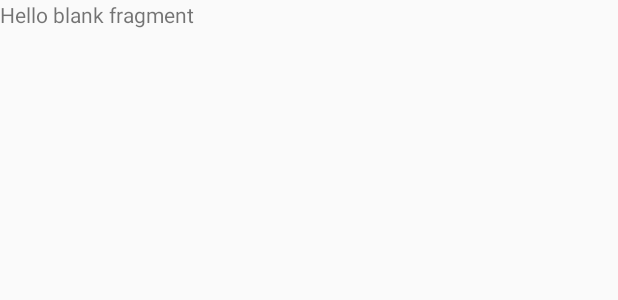
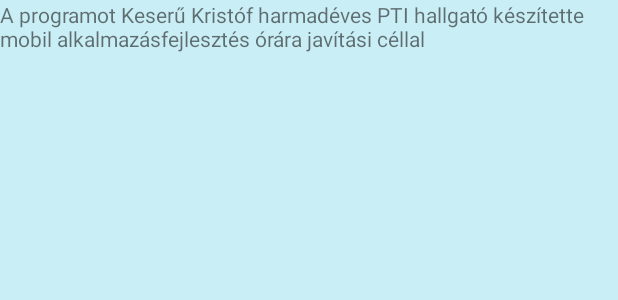
Before and after one commit to keserukristof/FinalProjectKotlin, an Android app: the layout fragment_about_me.xml on its own in the app's theme, with its tools: preview values and no code run, on a phone screen of 412 x 824 dp. Shown: the top 300 px of the screen. Run offline under Robolectric (Android 15) with nearby library versions, the phone set to English and light mode, and no system bars.

Commit message:
fragment kreálás

```diff
--- a/app/src/main/res/layout/fragment_about_me.xml
+++ b/app/src/main/res/layout/fragment_about_me.xml
@@ -7,8 +7,10 @@
 
     <!-- TODO: Update blank fragment layout -->
     <TextView
+        android:id="@+id/text_about_me"
         android:layout_width="match_parent"
         android:layout_height="match_parent"
-        android:text="@string/hello_blank_fragment" />
+        android:background="#CAEEF5"
+        android:text="@string/text_about_me" />
 
 </FrameLayout>
--- a/app/src/main/res/layout/fragment_hope_you_like_it.xml
+++ b/app/src/main/res/layout/fragment_hope_you_like_it.xml
@@ -7,8 +7,9 @@
 
     <!-- TODO: Update blank fragment layout -->
     <TextView
+        android:id="@+id/text_hope_you_like_it"
         android:layout_width="match_parent"
         android:layout_height="match_parent"
-        android:text="@string/hello_blank_fragment" />
+        android:text="@string/text_hope_you_like_it" />
 
 </FrameLayout>
--- a/app/src/main/res/values/strings.xml
+++ b/app/src/main/res/values/strings.xml
@@ -6,4 +6,6 @@
     <!-- TODO: Remove or change this placeholder text -->
     <string name="hello_blank_fragment">Hello blank fragment</string>
     <string name="text_button_about_me">A készítőről</string>
+    <string name="text_about_me">A programot Keserű Kristóf harmadéves PTI hallgató készítette mobil alkalmazásfejlesztés órára javítási céllal</string>
+    <string name="text_hope_you_like_it">Remélem tetszik az alkalmazás!</string>
 </resources>
```
Also changed, not shown: app/src/main/res/layout/about_me.xml (added, +24 -0 lines).
